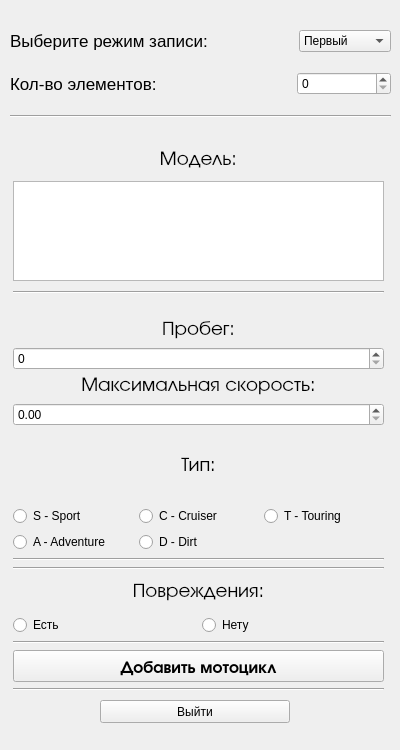
Old version of the form LabWork_6/Task_2/mainwindow.ui in the repository Max2772/FoA-P-2-Semester-.
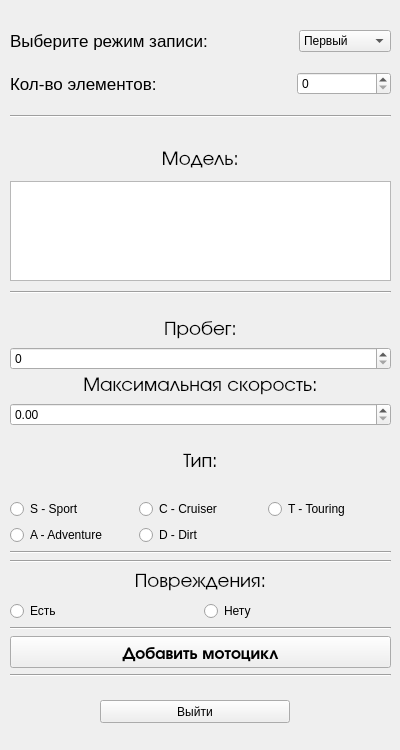
New version of the form. Icons and pictures are not drawn.

Patch:
```diff
--- a/LabWork_6/Task_2/mainwindow.ui
+++ b/LabWork_6/Task_2/mainwindow.ui
@@ -266,10 +266,10 @@
      <widget class="QWidget" name="verticalLayoutWidget_2">
       <property name="geometry">
        <rect>
-        <x>3</x>
+        <x>0</x>
         <y>0</y>
-        <width>371</width>
-        <height>541</height>
+        <width>381</width>
+        <height>527</height>
        </rect>
       </property>
       <layout class="QVBoxLayout" name="verticalLayoutStruct">
```
Left out of the diff: 34 changed lines with no effect on the pictures.
